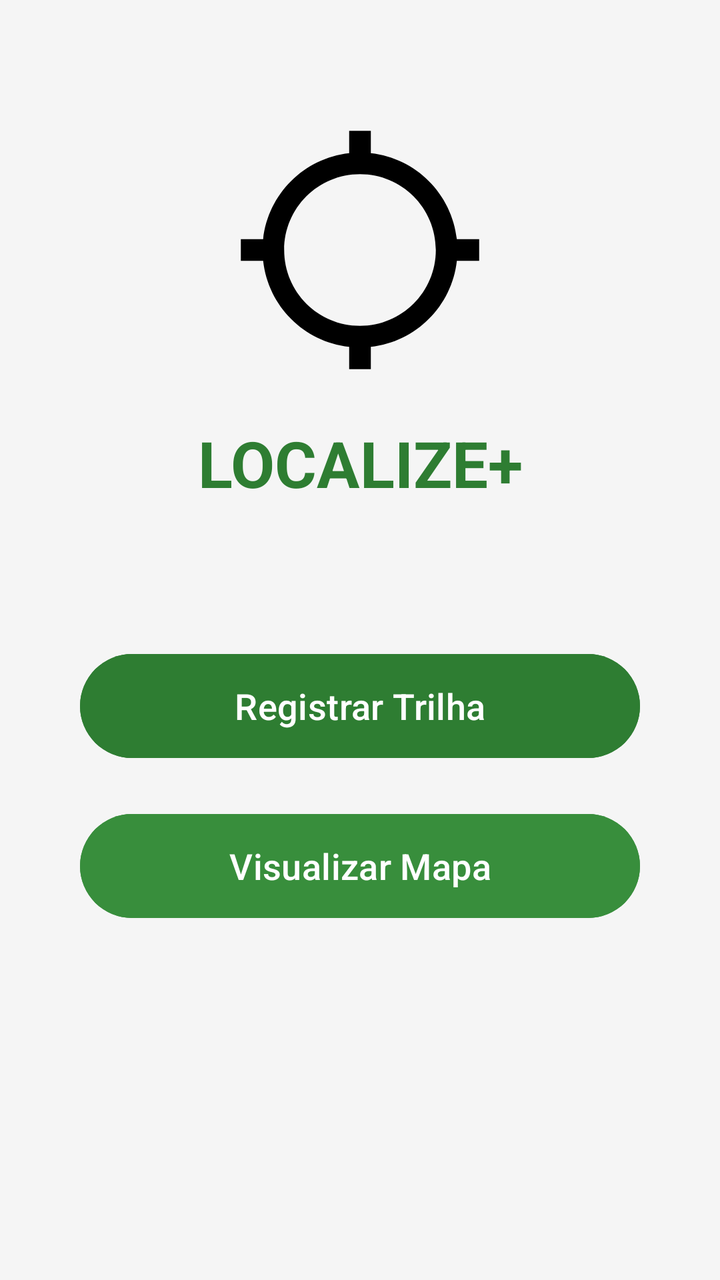
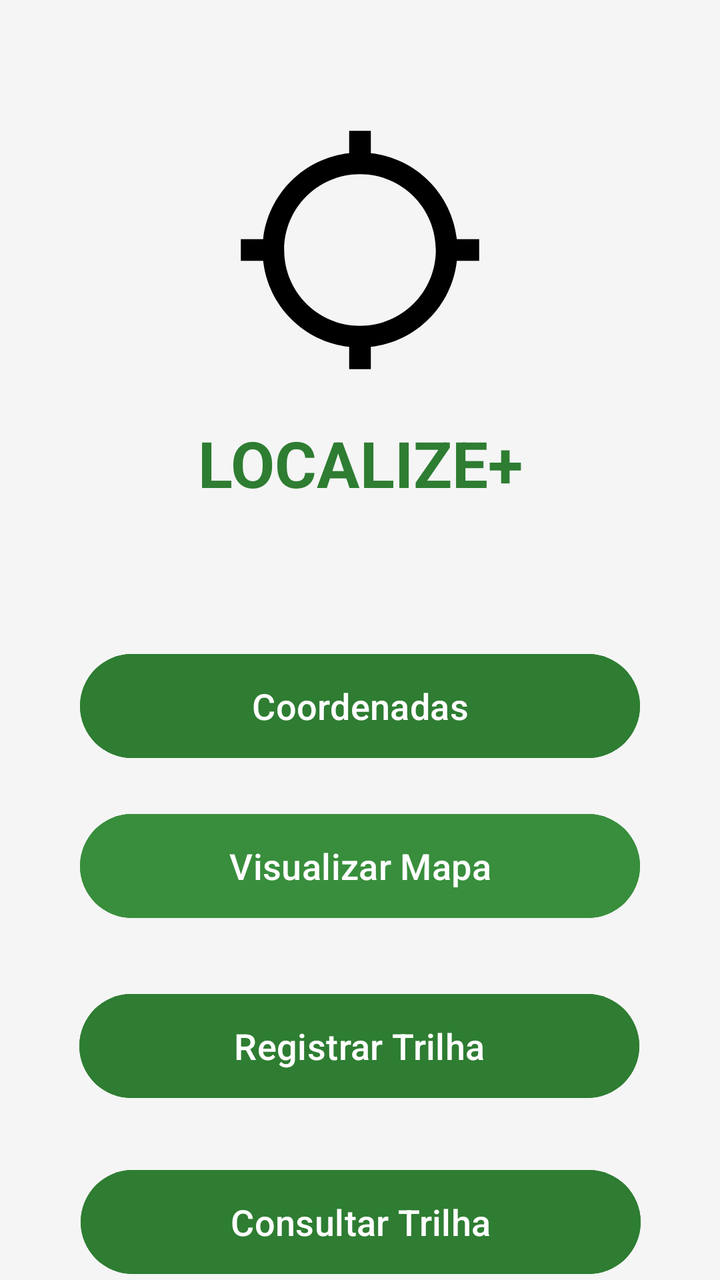

Before-and-after screenshots of an Android layout around one commit, followed by the original layout XML and the change that was made.
<!-- AndroidManifest.xml: application theme Theme.Atividade3 -->
<!-- res/layout/activity_main.xml -->
<?xml version="1.0" encoding="utf-8"?>
<androidx.constraintlayout.widget.ConstraintLayout
    xmlns:android="http://schemas.android.com/apk/res/android"
    xmlns:app="http://schemas.android.com/apk/res-auto"
    android:layout_width="match_parent"
    android:layout_height="match_parent"
    android:background="#F5F5F5">

    <ImageView
        android:id="@+id/logo"
        android:layout_width="130dp"
        android:layout_height="130dp"
        android:src="@drawable/ic_location"
        app:layout_constraintTop_toTopOf="parent"
        app:layout_constraintStart_toStartOf="parent"
        app:layout_constraintEnd_toEndOf="parent"
        android:layout_marginTop="60dp"/>

    <TextView
        android:id="@+id/textView"
        android:layout_width="wrap_content"
        android:layout_height="wrap_content"
        android:text="LOCALIZE+"
        android:textSize="32sp"
        android:textStyle="bold"
        android:textColor="#2E7D32"
        app:layout_constraintTop_toBottomOf="@id/logo"
        app:layout_constraintStart_toStartOf="parent"
        app:layout_constraintEnd_toEndOf="parent"
        android:layout_marginTop="20dp"/>

    <Button
        android:id="@+id/button_location"
        android:layout_width="280dp"
        android:layout_height="60dp"
        android:text="Registrar Trilha"
        android:textColor="#FFFFFF"
        android:textSize="18sp"
        android:backgroundTint="#2E7D32"
        app:layout_constraintTop_toBottomOf="@id/textView"
        app:layout_constraintStart_toStartOf="parent"
        app:layout_constraintEnd_toEndOf="parent"
        android:layout_marginTop="70dp"/>

    <Button
        android:id="@+id/button_maps"
        android:layout_width="280dp"
        android:layout_height="60dp"
        android:text="Visualizar Mapa"
        android:textColor="#FFFFFF"
        android:textSize="18sp"
        android:backgroundTint="#388E3C"
        app:layout_constraintTop_toBottomOf="@id/button_location"
        app:layout_constraintStart_toStartOf="parent"
        app:layout_constraintEnd_toEndOf="parent"
        android:layout_marginTop="20dp"/>

</androidx.constraintlayout.widget.ConstraintLayout>
<!-- resources referenced by this layout -->
<resources>
  <!-- drawable ic_location (drawable) -->
  <vector xmlns:android="http://schemas.android.com/apk/res/android" android:height="24dp" android:tint="#000000" android:viewportHeight="24" android:viewportWidth="24" android:width="24dp">
        
      <path android:fillColor="@android:color/white" android:pathData="M20.94,11c-0.46,-4.17 -3.77,-7.48 -7.94,-7.94V1h-2v2.06C6.83,3.52 3.52,6.83 3.06,11H1v2h2.06c0.46,4.17 3.77,7.48 7.94,7.94V23h2v-2.06c4.17,-0.46 7.48,-3.77 7.94,-7.94H23v-2h-2.06zM12,19c-3.87,0 -7,-3.13 -7,-7s3.13,-7 7,-7 7,3.13 7,7 -3.13,7 -7,7z"/>
      
  </vector>
  <style name="Theme.Atividade3" parent="Base.Theme.Atividade3" />
  <style name="Base.Theme.Atividade3" parent="Theme.Material3.DayNight.NoActionBar">
          
          
      </style>
</resources>

<!-- the commit's change to res/layout/activity_main.xml (unified diff, before → after) -->
@@ -33,7 +33,7 @@
         android:id="@+id/button_location"
         android:layout_width="280dp"
         android:layout_height="60dp"
-        android:text="Registrar Trilha"
+        android:text="Coordenadas"
         android:textColor="#FFFFFF"
         android:textSize="18sp"
         android:backgroundTint="#2E7D32"
@@ -41,6 +41,34 @@
         app:layout_constraintStart_toStartOf="parent"
         app:layout_constraintEnd_toEndOf="parent"
         android:layout_marginTop="70dp"/>
+
+    <Button
+        android:id="@+id/button_registrar"
+        android:layout_width="280dp"
+        android:layout_height="60dp"
+        android:layout_marginTop="240dp"
+        android:backgroundTint="#2E7D32"
+        android:text="Registrar Trilha"
+        android:textColor="#FFFFFF"
+        android:textSize="18sp"
+        app:layout_constraintEnd_toEndOf="parent"
+        app:layout_constraintHorizontal_bias="0.496"
+        app:layout_constraintStart_toStartOf="parent"
+        app:layout_constraintTop_toBottomOf="@id/textView" />
+
+    <Button
+        android:id="@+id/button_consultar"
+        android:layout_width="280dp"
+        android:layout_height="60dp"
+        android:layout_marginTop="328dp"
+        android:backgroundTint="#2E7D32"
+        android:text="Consultar Trilha"
+        android:textColor="#FFFFFF"
+        android:textSize="18sp"
+        app:layout_constraintEnd_toEndOf="parent"
+        app:layout_constraintHorizontal_bias="0.503"
+        app:layout_constraintStart_toStartOf="parent"
+        app:layout_constraintTop_toBottomOf="@id/textView" />
 
     <Button
         android:id="@+id/button_maps"
